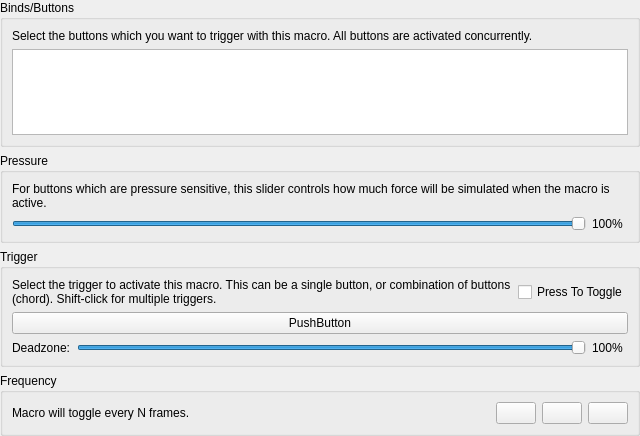
Above: src/duckstation-qt/controllermacroeditwidget.ui from stenzek/duckstation before the change. Below: the same form after it.
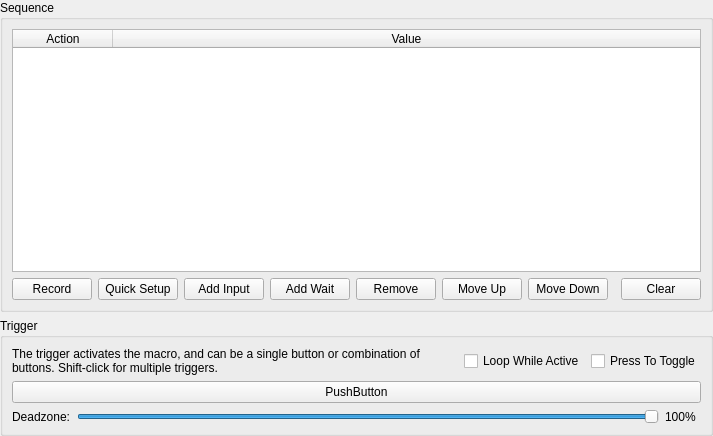
That is the form after the change. Icons and pictures are not drawn. Custom widgets are drawn as their Qt base class.

Commit message:
Qt: Edit and record macro sequences
Quick Setup replaces the old bind list, pressure and frequency controls.

```diff
--- a/src/duckstation-qt/controllermacroeditwidget.ui
+++ b/src/duckstation-qt/controllermacroeditwidget.ui
@@ -10,7 +10,7 @@
     <height>436</height>
    </rect>
   </property>
-  <layout class="QVBoxLayout" name="verticalLayout" stretch="1,0,0,0">
+  <layout class="QVBoxLayout" name="verticalLayout" stretch="1,0">
    <property name="leftMargin">
     <number>0</number>
    </property>
@@ -26,69 +26,132 @@
    <item>
     <widget class="QGroupBox" name="groupBox">
      <property name="title">
-      <string>Binds/Buttons</string>
+      <string>Sequence</string>
      </property>
      <layout class="QVBoxLayout" name="verticalLayout_2">
       <item>
-       <widget class="QLabel" name="label_2">
-        <property name="text">
-         <string>Select the buttons which you want to trigger with this macro. All buttons are activated concurrently.</string>
+       <widget class="QTableWidget" name="sequence">
+        <property name="selectionMode">
+         <enum>QAbstractItemView::SelectionMode::SingleSelection</enum>
         </property>
-        <property name="wordWrap">
-         <bool>true</bool>
+        <property name="selectionBehavior">
+         <enum>QAbstractItemView::SelectionBehavior::SelectRows</enum>
         </property>
-       </widget>
-      </item>
-      <item>
-       <widget class="QListWidget" name="bindList"/>
-      </item>
-     </layout>
-    </widget>
-   </item>
-   <item>
-    <widget class="QGroupBox" name="groupBox_4">
-     <property name="title">
-      <string>Pressure</string>
-     </property>
-     <layout class="QVBoxLayout" name="verticalLayout_3">
-      <item>
-       <widget class="QLabel" name="label_3">
-        <property name="text">
-         <string>For buttons which are pressure sensitive, this slider controls how much force will be simulated when the macro is active.</string>
+        <property name="columnCount">
+         <number>2</number>
         </property>
-        <property name="wordWrap">
+        <attribute name="horizontalHeaderStretchLastSection">
          <bool>true</bool>
-        </property>
+        </attribute>
+        <column>
+         <property name="text">
+          <string>Action</string>
+         </property>
+        </column>
+        <column>
+         <property name="text">
+          <string>Value</string>
+         </property>
+        </column>
        </widget>
       </item>
       <item>
-       <layout class="QHBoxLayout" name="pressureLayout">
+       <layout class="QHBoxLayout" name="sequenceButtonsLayout">
         <item>
-         <widget class="QSlider" name="pressure">
-          <property name="minimum">
-           <number>1</number>
+         <widget class="QPushButton" name="record">
+          <property name="text">
+           <string>Record</string>
           </property>
-          <property name="maximum">
-           <number>100</number>
+          <property name="icon">
+           <iconset resource="resources/duckstation-qt.qrc">
+            <normaloff>:/icons/monochrome/svg/record-circle-line.svg</normaloff>:/icons/monochrome/svg/record-circle-line.svg</iconset>
           </property>
-          <property name="value">
-           <number>100</number>
+         </widget>
+        </item>
+        <item>
+         <widget class="QPushButton" name="quickSetup">
+          <property name="toolTip">
+           <string>Replaces the sequence with one which holds a button, or toggles it on and off every N frames (turbo).</string>
           </property>
+          <property name="text">
+           <string>Quick Setup</string>
+          </property>
+          <property name="icon">
+           <iconset resource="resources/duckstation-qt.qrc">
+            <normaloff>:/icons/monochrome/svg/magic-line.svg</normaloff>:/icons/monochrome/svg/magic-line.svg</iconset>
+          </property>
+         </widget>
+        </item>
+        <item>
+         <widget class="QPushButton" name="addInput">
+          <property name="text">
+           <string>Add Input</string>
+          </property>
+          <property name="icon">
+           <iconset resource="resources/duckstation-qt.qrc">
+            <normaloff>:/icons/monochrome/svg/add-line.svg</normaloff>:/icons/monochrome/svg/add-line.svg</iconset>
+          </property>
+         </widget>
+        </item>
+        <item>
+         <widget class="QPushButton" name="addWait">
+          <property name="text">
+           <string>Add Wait</string>
+          </property>
+          <property name="icon">
+           <iconset resource="resources/duckstation-qt.qrc">
+            <normaloff>:/icons/monochrome/svg/timer-line.svg</normaloff>:/icons/monochrome/svg/timer-line.svg</iconset>
+          </property>
+         </widget>
+        </item>
+        <item>
+         <widget class="QPushButton" name="remove">
+          <property name="text">
+           <string>Remove</string>
+          </property>
+          <property name="icon">
+           <iconset resource="resources/duckstation-qt.qrc">
+            <normaloff>:/icons/monochrome/svg/minus-line.svg</normaloff>:/icons/monochrome/svg/minus-line.svg</iconset>
+          </property>
+         </widget>
+        </item>
+        <item>
+         <widget class="QPushButton" name="moveUp">
+          <property name="text">
+           <string>Move Up</string>
+          </property>
+          <property name="icon">
+           <iconset resource="resources/duckstation-qt.qrc">
+            <normaloff>:/icons/monochrome/svg/arrow-up-line.svg</normaloff>:/icons/monochrome/svg/arrow-up-line.svg</iconset>
+          </property>
+         </widget>
+        </item>
+        <item>
+         <widget class="QPushButton" name="moveDown">
+          <property name="text">
+           <string>Move Down</string>
+          </property>
+          <property name="icon">
+           <iconset resource="resources/duckstation-qt.qrc">
+            <normaloff>:/icons/monochrome/svg/arrow-down-line.svg</normaloff>:/icons/monochrome/svg/arrow-down-line.svg</iconset>
+          </property>
+         </widget>
+        </item>
+        <item>
+         <spacer name="sequenceButtonsSpacer">
           <property name="orientation">
            <enum>Qt::Orientation::Horizontal</enum>
           </property>
-         </widget>
+         </spacer>
         </item>
         <item>
-         <widget class="QLabel" name="pressureValue">
-          <property name="minimumSize">
-           <size>
-            <width>36</width>
-            <height>0</height>
-           </size>
-          </property>
+         <widget class="QPushButton" name="clear">
           <property name="text">
-           <string>100%</string>
+           <string>Clear</string>
+          </property>
+          <property name="icon">
+           <iconset resource="resources/duckstation-qt.qrc">
+            <normaloff>:/icons/monochrome/svg/eraser-line.svg</normaloff>:/icons/monochrome/svg/eraser-line.svg</iconset>
           </property>
          </widget>
         </item>
@@ -104,11 +167,11 @@
      </property>
      <layout class="QVBoxLayout" name="verticalLayout_4">
       <item>
-       <layout class="QHBoxLayout" name="horizontalLayout_5" stretch="1,0">
+       <layout class="QHBoxLayout" name="horizontalLayout_5" stretch="1,0,0">
         <item>
          <widget class="QLabel" name="label">
           <property name="text">
-           <string>Select the trigger to activate this macro. This can be a single button, or combination of buttons (chord). Shift-click for multiple triggers.</string>
+           <string>The trigger activates the macro, and can be a single button or combination of buttons. Shift-click for multiple triggers.</string>
           </property>
           <property name="alignment">
            <set>Qt::AlignmentFlag::AlignLeading|Qt::AlignmentFlag::AlignLeft|Qt::AlignmentFlag::AlignTop</set>
@@ -118,6 +181,16 @@
           </property>
          </widget>
         </item>
+        <item>
+         <widget class="QCheckBox" name="loop">
+          <property name="toolTip">
+           <string>Repeats the sequence while the macro is active, instead of playing it once for each press. The current repeat is always finished.</string>
+          </property>
+          <property name="text">
+           <string>Loop While Active</string>
+          </property>
+         </widget>
+        </item>
         <item>
          <widget class="QCheckBox" name="triggerToggle">
           <property name="text">
@@ -177,62 +250,6 @@
      </layout>
     </widget>
    </item>
-   <item>
-    <widget class="QGroupBox" name="groupBox_3">
-     <property name="title">
-      <string>Frequency</string>
-     </property>
-     <layout class="QVBoxLayout" name="verticalLayout_5">
-      <item>
-       <layout class="QHBoxLayout" name="horizontalLayout" stretch="1,0,0,0">
-        <item>
-         <widget class="QLabel" name="frequencyText">
-          <property name="text">
-           <string>Macro will toggle every N frames.</string>
-          </property>
-         </widget>
-        </item>
-        <item>
-         <widget class="QPushButton" name="setFrequency">
-          <property name="icon">
-           <iconset resource="resources/duckstation-qt.qrc">
-            <normaloff>:/icons/monochrome/svg/edit-box-line.svg</normaloff>:/icons/monochrome/svg/edit-box-line.svg</iconset>
-          </property>
-         </widget>
-        </item>
-        <item>
-         <widget class="QPushButton" name="increaseFrequency">
-          <property name="minimumSize">
-           <size>
-            <width>0</width>
-            <height>20</height>
-           </size>
-          </property>
-          <property name="icon">
-           <iconset resource="resources/duckstation-qt.qrc">
-            <normaloff>:/icons/monochrome/svg/arrow-up-line.svg</normaloff>:/icons/monochrome/svg/arrow-up-line.svg</iconset>
-          </property>
-         </widget>
-        </item>
-        <item>
-         <widget class="QPushButton" name="decreateFrequency">
-          <property name="minimumSize">
-           <size>
-            <width>0</width>
-            <height>20</height>
-           </size>
-          </property>
-          <property name="icon">
-           <iconset resource="resources/duckstation-qt.qrc">
-            <normaloff>:/icons/monochrome/svg/arrow-down-line.svg</normaloff>:/icons/monochrome/svg/arrow-down-line.svg</iconset>
-          </property>
-         </widget>
-        </item>
-       </layout>
-      </item>
-     </layout>
-    </widget>
-   </item>
   </layout>
  </widget>
  <customwidgets>
```
The commit also changes 8 other files.
